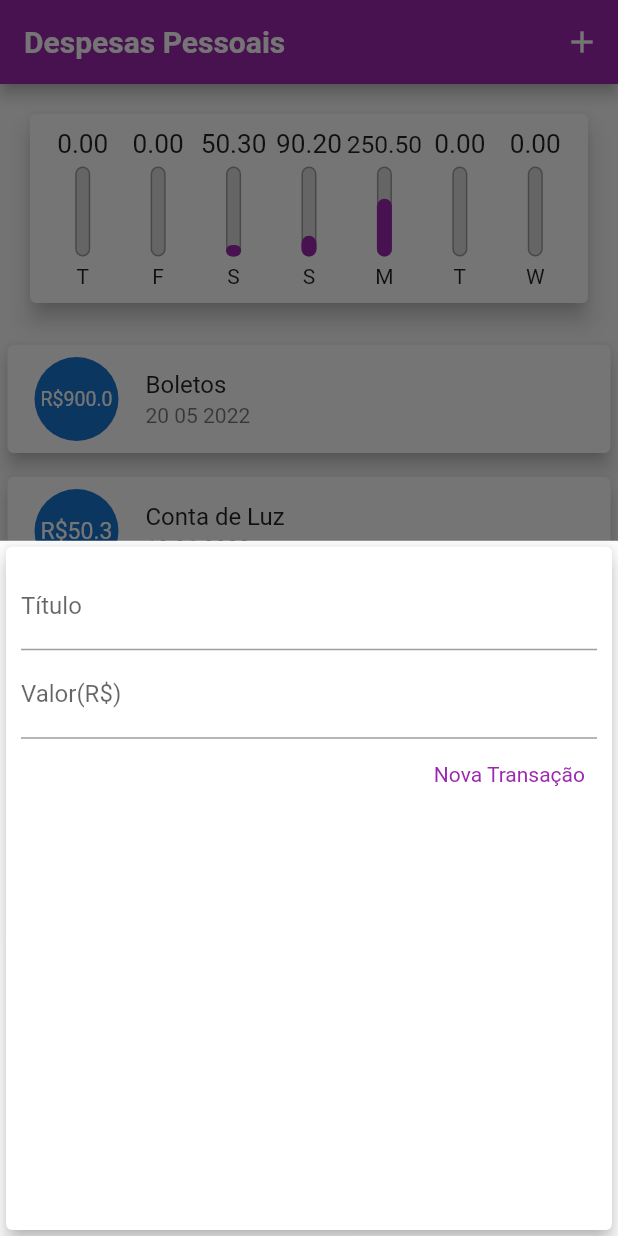
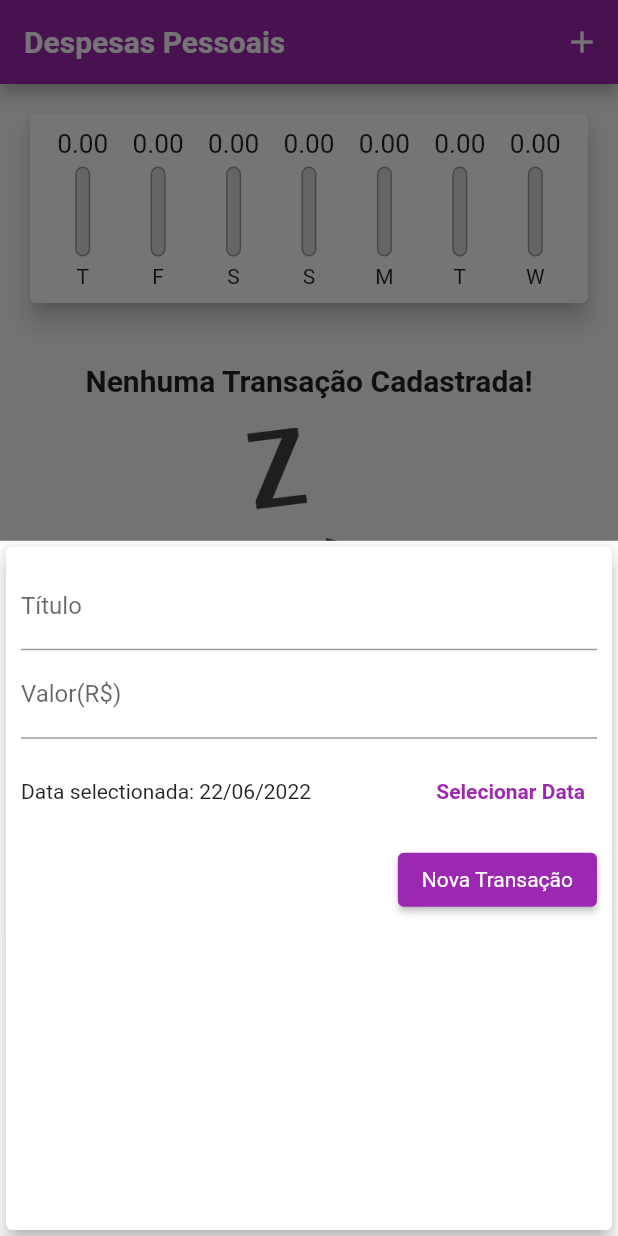
Before and after one commit to Dudu-t/FlutterApp, a Flutter app: the screen it shows after launch, after a tap on the "add" icon, on a phone screen of 412 x 824 dp. Run offline on Flutter 3.47's test engine with Material 2 defaults, Android fonts, the light colour scheme and no system bars.

Commit message:
Conclusão

```diff
--- a/lib/components/chart.dart
+++ b/lib/components/chart.dart
@@ -53,7 +53,8 @@ class Chart extends StatelessWidget {
               child: ChartBar(
                 label: tr['day'],
                 value: tr['value'],
-                percentage: tr['value'] / _weekTotalValue,
+                percentage:
+                    _weekTotalValue == 0 ? 0 : tr['value'] / _weekTotalValue,
               ),
             );
           }).toList(),
--- a/lib/components/transaction_form.dart
+++ b/lib/components/transaction_form.dart
@@ -1,7 +1,8 @@
 import 'package:flutter/material.dart';
+import 'package:intl/intl.dart';
 
 class TransactionForm extends StatefulWidget {
-  final void Function(String, double) onSubmit;
+  final void Function(String, double, DateTime) onSubmit;
 
   TransactionForm(this.onSubmit, {Key? key}) : super(key: key);
 
@@ -10,18 +11,40 @@ class TransactionForm extends StatefulWidget {
 }
 
 class _TransactionFormState extends State<TransactionForm> {
-  final Map<String, TextEditingController> insertedTransaction = {
+  final Map<String, dynamic> _insertedTransaction = {
     'title': TextEditingController(),
-    'value': TextEditingController()
+    'value': TextEditingController(),
+    'selectedDate': DateTime.now(),
   };
 
   _submitForm() {
-    final title = insertedTransaction['title']!.text;
-    final value = double.tryParse(insertedTransaction['value']!.text) ?? 0.0;
-    if (title.isEmpty || value <= 0) {
+    final _title = _insertedTransaction['title']!.text;
+    final _value = double.tryParse(_insertedTransaction['value']!.text) ?? 0.0;
+    final _selectedDate = _insertedTransaction['selectedDate'];
+    if (_title.isEmpty || _value <= 0) {
       return;
     }
-    widget.onSubmit(title, value);
+    widget.onSubmit(_title, _value, _selectedDate);
+  }
+
+  _showDatePicker() {
+    showDatePicker(
+      context: context,
+      initialDate: DateTime.now(),
+      firstDate: DateTime(2022),
+      lastDate: DateTime.now(),
+    ).then(
+      (pickedDate) {
+        if (pickedDate == null) {
+          return;
+        }
+        setState(() {
+          _insertedTransaction['selectedDate'] = pickedDate;
+        });
+
+        print(_insertedTransaction);
+      },
+    );
   }
 
   @override
@@ -33,24 +56,44 @@ class _TransactionFormState extends State<TransactionForm> {
         child: Column(
           children: [
             TextField(
-              controller: insertedTransaction['title'],
+              controller: _insertedTransaction['title'],
               decoration: InputDecoration(
                 labelText: 'Título',
               ),
               onSubmitted: (_) => _submitForm(),
             ),
             TextField(
-              controller: insertedTransaction['value'],
+              controller: _insertedTransaction['value'],
               keyboardType: TextInputType.numberWithOptions(decimal: true),
               decoration: InputDecoration(labelText: 'Valor(R\$)'),
               onSubmitted: (_) => _submitForm(),
             ),
+            Container(
+              height: 70,
+              child: Row(
+                children: [
+                  Expanded(
+                    child: Text(_insertedTransaction['selectedDate'] == null
+                        ? 'Nenhuma data selecionada!'
+                        : 'Data selectionada: ${DateFormat('dd/MM/y ').format(_insertedTransaction['selectedDate'])}'),
+                  ),
+                  TextButton(
+                      onPressed: _showDatePicker,
+                      child: Text(
+                        'Selecionar Data',
+                        style: TextStyle(
+                          color: Theme.of(context).colorScheme.primary,
+                          fontWeight: FontWeight.bold,
+                        ),
+                      ))
+                ],
+              ),
+            ),
             Row(
               mainAxisAlignment: MainAxisAlignment.end,
               children: [
-                TextButton(
+                ElevatedButton(
                   child: Text('Nova Transação'),
-                  style: TextButton.styleFrom(primary: Colors.purple),
                   onPressed: _submitForm,
                 ),
               ],
--- a/lib/components/transaction_list.dart
+++ b/lib/components/transaction_list.dart
@@ -4,13 +4,13 @@ import '../models/transaction.dart';
 
 class TransactionList extends StatelessWidget {
   final List transactions;
-
-  const TransactionList(this.transactions);
+  final void Function(String) onRemove;
+  const TransactionList(this.transactions, this.onRemove);
 
   @override
   Widget build(BuildContext context) {
     return Container(
-      height: 300,
+      height: 400,
       child: transactions.isEmpty
           ? Column(
               children: [
@@ -41,6 +41,11 @@ class TransactionList extends StatelessWidget {
                   elevation: 5,
                   margin: EdgeInsets.symmetric(vertical: 8, horizontal: 5),
                   child: ListTile(
+                    trailing: IconButton(
+                      icon: Icon(Icons.delete),
+                      color: Theme.of(context).errorColor,
+                      onPressed: () => onRemove(tr.id),
+                    ),
                     leading: CircleAvatar(
                       radius: 30,
                       child: Padding(
--- a/lib/main.dart
+++ b/lib/main.dart
@@ -42,40 +42,8 @@ class MyHomePage extends StatefulWidget {
 }
 
 class _MyHomePageState extends State<MyHomePage> {
-  final _transactions = [
-    Transaction(
-      id: 't0',
-      title: 'Boletos',
-      value: 900,
-      date: DateTime.now().subtract(
-        Duration(days: 33),
-      ),
-    ),
-    Transaction(
-      id: 't1',
-      title: 'Conta de Luz',
-      value: 50.30,
-      date: DateTime.now().subtract(
-        Duration(days: 4),
-      ),
-    ),
-    Transaction(
-      id: 't2',
-      title: 'Conta de Agua',
-      value: 90.2,
-      date: DateTime.now().subtract(
-        Duration(days: 3),
-      ),
-    ),
-    Transaction(
-      id: 't3',
-      title: 'Conta de Internet',
-      value: 250.50,
-      date: DateTime.now().subtract(
-        Duration(days: 2),
-      ),
-    ),
-  ];
+  final List<Transaction> _transactions = [];
+
   List<Transaction> get _recentTransactions {
     return _transactions.where((tr) {
       return tr.date.isAfter(DateTime.now().subtract(
@@ -84,17 +52,23 @@ class _MyHomePageState extends State<MyHomePage> {
     }).toList();
   }
 
-  _addTransaction(String title, double value) {
+  _addTransaction(String title, double value, DateTime date) {
     final newTransaction = Transaction(
         id: Random().nextDouble().toString(),
         title: title,
         value: value,
-        date: DateTime.now());
+        date: date);
     setState(() {
       _transactions.add(newTransaction);
     });
 
     Navigator.of(context).pop();
+  }
+
+  _removeTransaction(String id) {
+    setState(() {
+      _transactions.removeWhere((transaction) => transaction.id == id);
+    });
   }
 
   _openTransactionFormModal(BuildContext context) {
@@ -130,7 +104,7 @@ class _MyHomePageState extends State<MyHomePage> {
                 Chart(_recentTransactions),
                 Column(
                   children: [
-                    TransactionList(_transactions),
+                    TransactionList(_transactions, _removeTransaction),
                   ],
                 ),
               ]),
```
